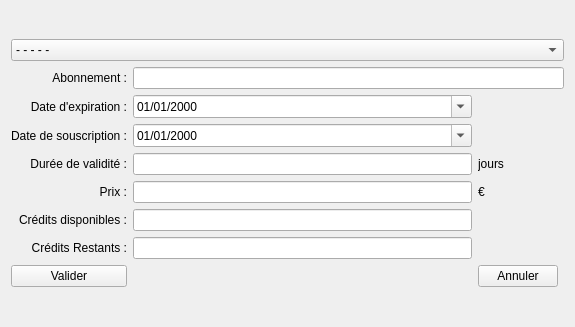
Before: the Qt Designer form f_ajoutercoticarte.ui in nivhg/ludopen, drawn with Qt 5.
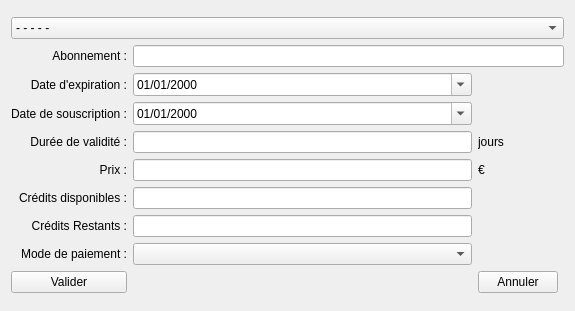
After: the same form once the commit is applied. Icons and pictures are not drawn.

```diff
--- a/f_ajoutercoticarte.ui
+++ b/f_ajoutercoticarte.ui
@@ -7,7 +7,7 @@
     <x>0</x>
     <y>0</y>
     <width>575</width>
-    <height>327</height>
+    <height>311</height>
    </rect>
   </property>
   <property name="windowTitle">
@@ -175,6 +175,22 @@
        </property>
       </widget>
      </item>
+     <item row="11" column="1">
+      <widget class="QLabel" name="Lb_ModePaiement">
+       <property name="layoutDirection">
+        <enum>Qt::LeftToRight</enum>
+       </property>
+       <property name="text">
+        <string>Mode de paiement :</string>
+       </property>
+       <property name="alignment">
+        <set>Qt::AlignRight|Qt::AlignTrailing|Qt::AlignVCenter</set>
+       </property>
+      </widget>
+     </item>
+     <item row="11" column="2">
+      <widget class="QComboBox" name="CBx_ModePaiement"/>
+     </item>
     </layout>
    </item>
   </layout>
```
